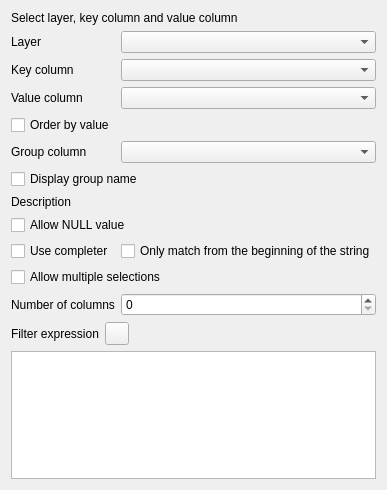
First picture: the form in src/ui/editorwidgets/qgsvaluerelationconfigdlgbase.ui, repository qgis/QGIS, before the edit.
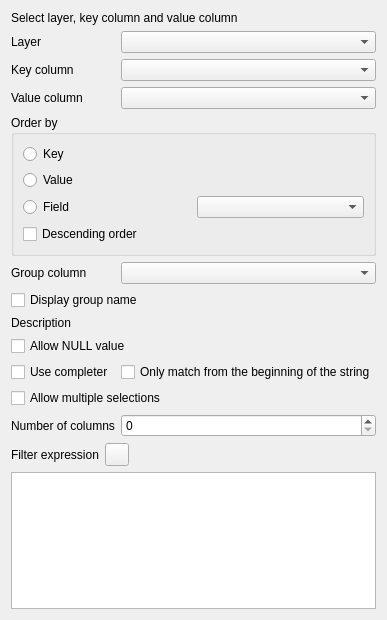
Second picture: the form after the edit. Icons and pictures are not drawn. Custom widgets are drawn as their Qt base class.

Commit message:
[forms][feature] Value relation: more options for sorting
Implements a few newsorting options for the value relation widget:

- reverse order
- order by a specific field

the default behavior is unchanged (Key).

Fixes #54133

Funded by: Consorzio della Bonifica Renana

The edit to the form file:
```diff
--- a/src/ui/editorwidgets/qgsvaluerelationconfigdlgbase.ui
+++ b/src/ui/editorwidgets/qgsvaluerelationconfigdlgbase.ui
@@ -6,15 +6,116 @@
    <rect>
     <x>0</x>
     <y>0</y>
-    <width>318</width>
-    <height>490</height>
+    <width>342</width>
+    <height>620</height>
    </rect>
   </property>
   <property name="windowTitle">
    <string notr="true">Form</string>
   </property>
   <layout class="QGridLayout" name="gridLayout" columnstretch="0,0">
-   <item row="14" column="0" colspan="2">
+   <item row="2" column="0">
+    <widget class="QLabel" name="label_6">
+     <property name="text">
+      <string>Key column</string>
+     </property>
+     <property name="buddy">
+      <cstring>mKeyColumn</cstring>
+     </property>
+    </widget>
+   </item>
+   <item row="14" column="0">
+    <widget class="QCheckBox" name="mUseCompleter">
+     <property name="text">
+      <string>Use completer</string>
+     </property>
+    </widget>
+   </item>
+   <item row="10" column="0">
+    <widget class="QLabel" name="label">
+     <property name="text">
+      <string>Description</string>
+     </property>
+    </widget>
+   </item>
+   <item row="16" column="1">
+    <widget class="QgsSpinBox" name="mNofColumns">
+     <property name="sizePolicy">
+      <sizepolicy hsizetype="Expanding" vsizetype="Preferred">
+       <horstretch>1</horstretch>
+       <verstretch>0</verstretch>
+      </sizepolicy>
+     </property>
+    </widget>
+   </item>
+   <item row="8" column="0">
+    <widget class="QLabel" name="label_9">
+     <property name="text">
+      <string>Group column</string>
+     </property>
+     <property name="buddy">
+      <cstring>mGroupColumn</cstring>
+     </property>
+    </widget>
+   </item>
+   <item row="20" column="0" colspan="2">
+    <widget class="QTextEdit" name="mFilterExpression"/>
+   </item>
+   <item row="1" column="1">
+    <widget class="QgsMapLayerComboBox" name="mLayerName"/>
+   </item>
+   <item row="2" column="1">
+    <widget class="QgsFieldComboBox" name="mKeyColumn"/>
+   </item>
+   <item row="0" column="0" colspan="2">
+    <widget class="QLabel" name="label_8">
+     <property name="text">
+      <string>Select layer, key column and value column</string>
+     </property>
+    </widget>
+   </item>
+   <item row="15" column="0" colspan="2">
+    <widget class="QCheckBox" name="mAllowMulti">
+     <property name="text">
+      <string>Allow multiple selections</string>
+     </property>
+    </widget>
+   </item>
+   <item row="1" column="0">
+    <widget class="QLabel" name="label_5">
+     <property name="text">
+      <string>Layer</string>
+     </property>
+     <property name="buddy">
+      <cstring>mLayerName</cstring>
+     </property>
+    </widget>
+   </item>
+   <item row="11" column="0" colspan="2">
+    <widget class="QCheckBox" name="mAllowNull">
+     <property name="text">
+      <string>Allow NULL value</string>
+     </property>
+    </widget>
+   </item>
+   <item row="3" column="0">
+    <widget class="QLabel" name="label_7">
+     <property name="text">
+      <string>Value column</string>
+     </property>
+     <property name="buddy">
+      <cstring>mValueColumn</cstring>
+     </property>
+    </widget>
+   </item>
+   <item row="14" column="1">
+    <widget class="QCheckBox" name="mCompleterMatchFromStart">
+     <property name="text">
+      <string>Only match from the beginning of the string</string>
+     </property>
+    </widget>
+   </item>
+   <item row="17" column="0" colspan="2">
     <layout class="QHBoxLayout" name="horizontalLayout">
      <item>
       <widget class="QLabel" name="label_19">
@@ -52,137 +153,85 @@
      </item>
     </layout>
    </item>
-   <item row="13" column="0">
-    <widget class="QLabel" name="label_nofColumns">
-     <property name="text">
-      <string>Number of columns</string>
-     </property>
-    </widget>
-   </item>
-   <item row="17" column="0" colspan="2">
-    <widget class="QTextEdit" name="mFilterExpression"/>
-   </item>
-   <item row="0" column="0" colspan="2">
-    <widget class="QLabel" name="label_8">
-     <property name="text">
-      <string>Select layer, key column and value column</string>
-     </property>
-    </widget>
-   </item>
-   <item row="1" column="0">
-    <widget class="QLabel" name="label_5">
-     <property name="text">
-      <string>Layer</string>
-     </property>
-     <property name="buddy">
-      <cstring>mLayerName</cstring>
-     </property>
-    </widget>
-   </item>
-   <item row="3" column="1">
-    <widget class="QgsFieldComboBox" name="mValueColumn"/>
-   </item>
-   <item row="4" column="0" colspan="2">
-    <widget class="QCheckBox" name="mOrderByValue">
-     <property name="text">
-      <string>Order by value</string>
-     </property>
-    </widget>
-   </item>
-   <item row="1" column="1">
-    <widget class="QgsMapLayerComboBox" name="mLayerName"/>
-   </item>
-   <item row="12" column="0" colspan="2">
-    <widget class="QCheckBox" name="mAllowMulti">
-     <property name="text">
-      <string>Allow multiple selections</string>
-     </property>
-    </widget>
-   </item>
-   <item row="8" column="0" colspan="2">
-    <widget class="QCheckBox" name="mAllowNull">
-     <property name="text">
-      <string>Allow NULL value</string>
-     </property>
-    </widget>
-   </item>
-   <item row="11" column="0">
-    <widget class="QCheckBox" name="mUseCompleter">
-     <property name="text">
-      <string>Use completer</string>
-     </property>
-    </widget>
-   </item>
-   <item row="11" column="1">
-    <widget class="QCheckBox" name="mCompleterMatchFromStart">
-     <property name="text">
-      <string>Only match from the beginning of the string</string>
-     </property>
-    </widget>
-   </item>
-   <item row="2" column="0">
-    <widget class="QLabel" name="label_6">
-     <property name="text">
-      <string>Key column</string>
-     </property>
-     <property name="buddy">
-      <cstring>mKeyColumn</cstring>
-     </property>
-    </widget>
-   </item>
-   <item row="13" column="1">
-    <widget class="QgsSpinBox" name="mNofColumns">
-     <property name="sizePolicy">
-      <sizepolicy hsizetype="Expanding" vsizetype="Preferred">
-       <horstretch>1</horstretch>
-       <verstretch>0</verstretch>
-      </sizepolicy>
-     </property>
-    </widget>
-   </item>
-   <item row="2" column="1">
-    <widget class="QgsFieldComboBox" name="mKeyColumn"/>
-   </item>
-   <item row="3" column="0">
-    <widget class="QLabel" name="label_7">
-     <property name="text">
-      <string>Value column</string>
-     </property>
-     <property name="buddy">
-      <cstring>mValueColumn</cstring>
-     </property>
-    </widget>
-   </item>
-   <item row="5" column="0">
-    <widget class="QLabel" name="label_9">
-     <property name="text">
-      <string>Group column</string>
-     </property>
-     <property name="buddy">
-      <cstring>mGroupColumn</cstring>
-     </property>
-    </widget>
-   </item>
-   <item row="5" column="1">
+   <item row="8" column="1">
     <widget class="QgsFieldComboBox" name="mGroupColumn"/>
    </item>
-   <item row="6" column="0" colspan="2">
+   <item row="9" column="0" colspan="2">
     <widget class="QCheckBox" name="mDisplayGroupName">
      <property name="text">
       <string>Display group name</string>
      </property>
     </widget>
    </item>
-   <item row="7" column="0">
-    <widget class="QLabel" name="label">
+   <item row="3" column="1">
+    <widget class="QgsFieldComboBox" name="mValueColumn"/>
+   </item>
+   <item row="16" column="0">
+    <widget class="QLabel" name="label_nofColumns">
      <property name="text">
-      <string>Description</string>
+      <string>Number of columns</string>
      </property>
     </widget>
    </item>
-   <item row="7" column="1">
+   <item row="10" column="1">
     <widget class="QgsFieldExpressionWidget" name="mDescriptionExpression" native="true"/>
    </item>
+   <item row="4" column="0" rowspan="2" colspan="2">
+    <widget class="QgsCollapsibleGroupBox" name="mOrderByGroupBox">
+     <property name="title">
+      <string>Order by</string>
+     </property>
+     <layout class="QVBoxLayout" name="verticalLayout">
+      <item>
+       <widget class="QRadioButton" name="mOrderByKey">
+        <property name="toolTip">
+         <string>Use the values in the key column for sorting</string>
+        </property>
+        <property name="text">
+         <string>Key</string>
+        </property>
+       </widget>
+      </item>
+      <item>
+       <widget class="QRadioButton" name="mOrderByValue">
+        <property name="toolTip">
+         <string>Use the values in the value column for sorting</string>
+        </property>
+        <property name="text">
+         <string>Value</string>
+        </property>
+       </widget>
+      </item>
+      <item>
+       <layout class="QHBoxLayout" name="horizontalLayout_2">
+        <item>
+         <widget class="QRadioButton" name="mOrderByField">
+          <property name="toolTip">
+           <string>Use the values from a specific field for sorting</string>
+          </property>
+          <property name="text">
+           <string>Field</string>
+          </property>
+         </widget>
+        </item>
+        <item>
+         <widget class="QgsFieldComboBox" name="mOrderByFieldName"/>
+        </item>
+       </layout>
+      </item>
+      <item>
+       <widget class="QCheckBox" name="mOrderByDescending">
+        <property name="toolTip">
+         <string>Reverse the sorting</string>
+        </property>
+        <property name="text">
+         <string>Descending order</string>
+        </property>
+       </widget>
+      </item>
+     </layout>
+    </widget>
+   </item>
   </layout>
  </widget>
  <customwidgets>
@@ -207,6 +256,12 @@
    <extends>QComboBox</extends>
    <header>qgsmaplayercombobox.h</header>
   </customwidget>
+  <customwidget>
+   <class>QgsCollapsibleGroupBox</class>
+   <extends>QGroupBox</extends>
+   <header>qgscollapsiblegroupbox.h</header>
+   <container>1</container>
+  </customwidget>
  </customwidgets>
  <tabstops>
   <tabstop>mLayerName</tabstop>
```
Left out of the diff: 7 changed lines with no effect on the pictures. The commit also changes 3 other files.
